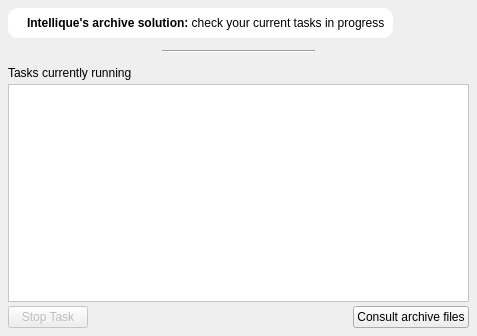
Above: src/gui/jobwidget.ui from Intellique/client before the change. Below: the same form after it.
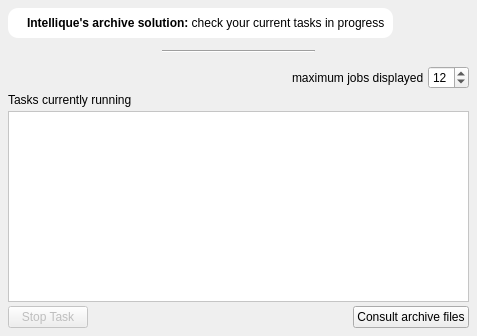
That is the form after the change. Icons and pictures are not drawn.

The edit to the form file:
```diff
--- a/src/gui/jobwidget.ui
+++ b/src/gui/jobwidget.ui
@@ -126,6 +126,43 @@
      </item>
     </layout>
    </item>
+   <item>
+    <layout class="QHBoxLayout" name="horizontalLayout_5">
+     <item>
+      <spacer name="horizontalSpacer_5">
+       <property name="orientation">
+        <enum>Qt::Horizontal</enum>
+       </property>
+       <property name="sizeHint" stdset="0">
+        <size>
+         <width>40</width>
+         <height>20</height>
+        </size>
+       </property>
+      </spacer>
+     </item>
+     <item>
+      <widget class="QLabel" name="label_2">
+       <property name="text">
+        <string>maximum jobs displayed</string>
+       </property>
+      </widget>
+     </item>
+     <item>
+      <widget class="QSpinBox" name="spnBxTasks">
+       <property name="minimum">
+        <number>5</number>
+       </property>
+       <property name="maximum">
+        <number>32</number>
+       </property>
+       <property name="value">
+        <number>12</number>
+       </property>
+      </widget>
+     </item>
+    </layout>
+   </item>
    <item>
     <widget class="QLabel" name="label">
      <property name="text">
```
